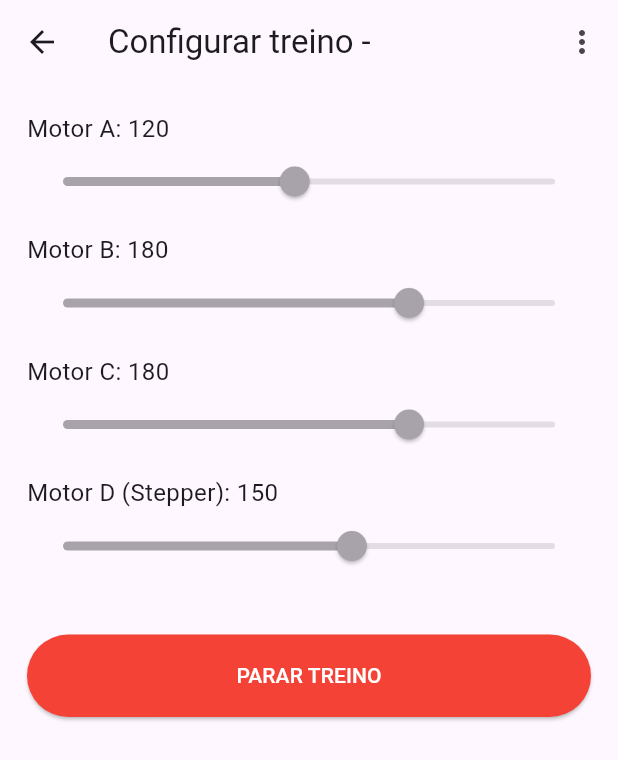
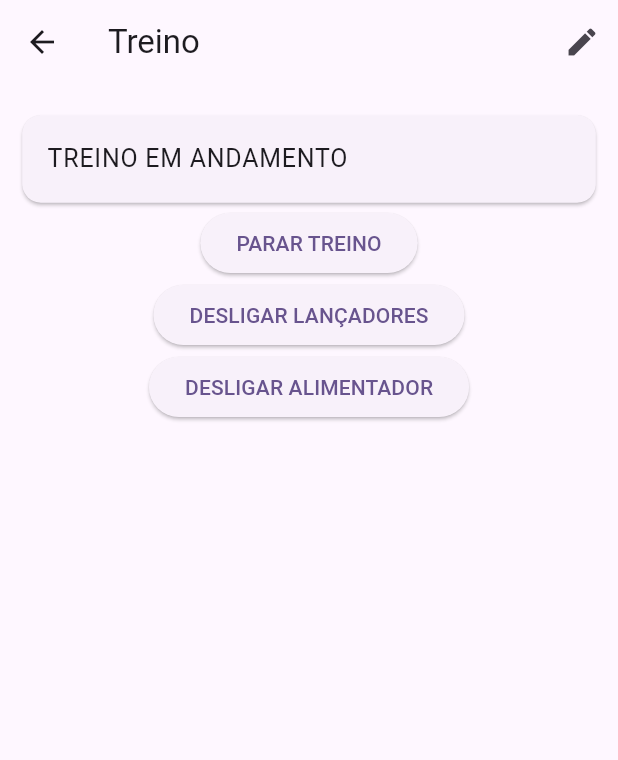
Before and after one commit to alfaGefersona/oi25cp, a Flutter app: the TrainingControlPage screen opened directly with empty values, after a tap on "INICIAR TREINO", on a phone screen of 412 x 824 dp. Shown: the top 760 px of the screen. Run offline on Flutter 3.47's test engine with Material 3 defaults, Android fonts, the phone set to English and light mode, and no system bars; our stand-ins replace permission_handler, shared_preferences; missing offline and left inert: wifi_iot; accounts and stored records are empty.

Commit message:
feat: melhora edicao de treino feat: adiciona logica para determinar uma bolinha a cada X segundos

```diff
--- a/lib/features/connection/service/esp_socket_service.dart
+++ b/lib/features/connection/service/esp_socket_service.dart
@@ -7,63 +7,48 @@ class EspSocketService {
   EspSocketService._internal();
 
   Socket? _socket;
-  bool get isConnected => _socket != null;
 
   Future<void> connect() async {
-    if (_socket != null) {
-      try {
-        _socket!.destroy();
-      } catch (_) {}
-      _socket = null;
-    }
-
+    _socket?.destroy();
     _socket = await Socket.connect("192.168.4.1", 8080);
-    _socket!.listen(
-          (data) {
-        final msg = utf8.decode(data);
-        print('[ESP] $msg');
-      },
-      onDone: () {
-        print('[ESP] conexão encerrada');
-        _socket = null;
-      },
-      onError: (e) {
-        print('[ESP] erro no socket: $e');
-        _socket = null;
-      },
-    );
   }
 
-  Future<void>  sendMotor(int motor, int speed) async{
-    if (_socket == null) {
-      print('[ESP] sendMotor chamado sem conexão');
-      return;
-    }
+  void _send(Map<String, dynamic> cmd) {
+    if (_socket == null) return;
+    _socket!.write('${jsonEncode(cmd)}\n');
+  }
 
-    final cmd = jsonEncode({
+  // Motores DC
+  void sendMotor(int motor, int speed) {
+    _send({
       "motor": motor,
-      "direction": "forward",
+      "direction": speed > 0 ? "forward" : "stop",
       "speed": speed,
     });
+  }
 
-    print('[ESP] >> $cmd');
-    _socket!.write('$cmd\n');
-    await _socket!.flush();
+  // Alimentador - bolinhas por segundo
+  void sendFeederBolinhas(int bolinhas) {
+    _send({
+      "motor": 4,
+      "direction": bolinhas > 0 ? "forward" : "stop",
+      "bolinhas": bolinhas,
+    });
+  }
+
+  // Alimentador - 1 bolinha a cada X ms
+  void sendFeederIntervalo(int intervaloMs) {
+    _send({
+      "motor": 4,
+      "direction": intervaloMs > 0 ? "forward" : "stop",
+      "intervalo_ms": intervaloMs,
+    });
   }
 
   void stopAll() {
-    if (_socket == null) {
-      print('[ESP] stopAll chamado sem conexão');
-      return;
-    }
-
-    final cmd = jsonEncode({
+    _send({
       "motor": 0,
       "direction": "stop_all",
-      "speed": 0,
     });
-
-    print('[ESP] >> $cmd');
-    _socket!.write('$cmd\n');
   }
 }
--- a/lib/features/training/data/training_storage.dart
+++ b/lib/features/training/data/training_storage.dart
@@ -5,22 +5,37 @@ class TrainingStorage {
 
   TrainingStorage(this.trainingKey);
 
-  Future<Map<String, double>> load() async {
+  /* ============================
+     LOAD
+     ============================ */
+  Future<Map<String, dynamic>> load() async {
     final prefs = await SharedPreferences.getInstance();
 
     return {
+      // Motores
       'motor1': prefs.getDouble('${trainingKey}_m1') ?? 120,
       'motor2': prefs.getDouble('${trainingKey}_m2') ?? 180,
       'motor3': prefs.getDouble('${trainingKey}_m3') ?? 180,
-      'motor4': prefs.getDouble('${trainingKey}_m4') ?? 150,
+      'motor4': prefs.getDouble('${trainingKey}_m4') ?? 1,
+
+      // Feeder
+      'feederMode':
+      prefs.getInt('${trainingKey}_feeder_mode') ?? 0, // enum index
+      'feederIntervalSeconds':
+      prefs.getDouble('${trainingKey}_feeder_interval') ?? 1,
     };
   }
 
+  /* ============================
+     SAVE
+     ============================ */
   Future<void> save({
     required double motor1,
     required double motor2,
     required double motor3,
     required double motor4,
+    required int feederModeIndex,
+    required double feederIntervalSeconds,
   }) async {
     final prefs = await SharedPreferences.getInstance();
 
@@ -28,5 +43,15 @@ class TrainingStorage {
     await prefs.setDouble('${trainingKey}_m2', motor2);
     await prefs.setDouble('${trainingKey}_m3', motor3);
     await prefs.setDouble('${trainingKey}_m4', motor4);
+
+    await prefs.setInt(
+      '${trainingKey}_feeder_mode',
+      feederModeIndex,
+    );
+
+    await prefs.setDouble(
+      '${trainingKey}_feeder_interval',
+      feederIntervalSeconds,
+    );
   }
 }
--- a/lib/features/training/presentation/training_control_page.dart
+++ b/lib/features/training/presentation/training_control_page.dart
@@ -1,6 +1,11 @@
 import 'package:flutter/material.dart';
 import 'package:oi25cp/features/connection/service/esp_socket_service.dart';
 import 'package:oi25cp/features/training/data/training_storage.dart';
+
+enum FeederMode {
+  bolinhasPorSegundo,
+  umaBolinhaPorIntervalo,
+}
 
 class TrainingControlPage extends StatefulWidget {
   final String trainingKey;
@@ -11,44 +16,63 @@ class TrainingControlPage extends StatefulWidget {
   State<TrainingControlPage> createState() => _TrainingControlPageState();
 }
 
-class _TrainingControlPageState extends State<TrainingControlPage> {
+class _TrainingControlPageState extends State<TrainingControlPage>
+    with SingleTickerProviderStateMixin {
   double motor1 = 0;
   double motor2 = 0;
   double motor3 = 0;
-  double motor4 = 0;
+  double motor4 = 1;
 
+  double feederIntervalSeconds = 1;
+  FeederMode feederMode = FeederMode.bolinhasPorSegundo;
+
+  bool editing = false;
   bool trainingStarted = false;
-  bool editing = false;
+  bool launchersOn = false;
+  bool feederOn = false;
 
-  final esp = EspSocketService();
+  late AnimationController pulse;
 
+  final EspSocketService esp = EspSocketService();
   late TrainingStorage storage;
 
   @override
   void initState() {
     super.initState();
     storage = TrainingStorage(widget.trainingKey);
+
+    pulse = AnimationController(
+      vsync: this,
+      duration: const Duration(milliseconds: 900),
+    );
+
     _connect();
     _load();
   }
 
+  @override
+  void dispose() {
+    pulse.dispose();
+    super.dispose();
+  }
+
   Future<void> _connect() async {
-    try {
     await esp.connect();
-      print("Conectado ao ESP");
-    } catch (e) {
-      print("Erro: $e");
-    }
   }
 
   Future<void> _load() async {
     final data = await storage.load();
 
     setState(() {
-      motor1 = data['motor1']!;
-      motor2 = data['motor2']!;
-      motor3 = data['motor3']!;
-      motor4 = data['motor4']!;
+      motor1 = (data['motor1'] as double);
+      motor2 = (data['motor2'] as double);
+      motor3 = (data['motor3'] as double);
+      motor4 = (data['motor4'] as double).clamp(0, 8);
+      feederMode = FeederMode.values[
+      data['feederMode'] as int
+      ];
+      feederIntervalSeconds =
+      (data['feederIntervalSeconds'] as double);
     });
   }
 
@@ -58,46 +82,87 @@ class _TrainingControlPageState extends State<TrainingControlPage> {
       motor2: motor2,
       motor3: motor3,
       motor4: motor4,
-    );
-
-    ScaffoldMessenger.of(context).showSnackBar(
-      const SnackBar(content: Text('Treino salvo com sucesso!')),
+      feederModeIndex: feederMode.index,
+      feederIntervalSeconds: feederIntervalSeconds,
     );
   }
 
+
   Future<void> _startTraining() async {
     setState(() => trainingStarted = true);
+    pulse.repeat(reverse: true);
 
-    await esp.sendMotor(1, motor1.toInt());
-    await Future.delayed(const Duration(milliseconds: 1000));
+    esp.sendMotor(1, motor1.toInt());
+    esp.sendMotor(2, motor2.toInt());
 
-    await esp.sendMotor(2, motor2.toInt());
-    await Future.delayed(const Duration(milliseconds: 1000));
+    esp.sendMotor(3, motor3.toInt());
 
-    await esp.sendMotor(3, motor3.toInt());
-    await Future.delayed(const Duration(milliseconds: 1000));
+    _startFeeder();
 
-    await esp.sendMotor(4, motor4.toInt());
+    setState(() {
+      launchersOn = true;
+      feederOn = true;
+    });
   }
 
   Future<void> _stopTraining() async {
     esp.stopAll();
-    setState(() => trainingStarted = false);
+    pulse.stop();
+
+    setState(() {
+      trainingStarted = false;
+      launchersOn = false;
+      feederOn = false;
+    });
   }
 
-  Widget _buildMotorSlider(String label, double value, ValueChanged<double> onChange) {
+  Future<void> _startFeeder() async {
+    if (feederMode == FeederMode.bolinhasPorSegundo) {
+     esp.sendFeederBolinhas(motor4.toInt());
+    } else {
+      esp.sendFeederIntervalo(
+        (feederIntervalSeconds * 1000).toInt(),
+      );
+    }
+  }
+
+  Future<void> _toggleLaunchers() async {
+    if (launchersOn) {
+      esp.sendMotor(1, 0);
+      esp.sendMotor(2, 0);
+      esp.sendMotor(3, 0);
+    } else {
+      esp.sendMotor(1, motor1.toInt());
+      esp.sendMotor(2, motor2.toInt());
+      esp.sendMotor(3, motor3.toInt());
+    }
+
+    setState(() => launchersOn = !launchersOn);
+  }
+
+
+  Future<void> _toggleFeeder() async {
+    if (feederOn) {
+      esp.sendMotor(4, 0);
+    } else {
+      await _startFeeder();
+    }
+
+    setState(() => feederOn = !feederOn);
+  }
+
+  Widget slider(String label, double value, double max, ValueChanged<double> onChanged) {
     return Column(
       crossAxisAlignment: CrossAxisAlignment.start,
       children: [
-        Text("$label: ${value.toInt()}", style: const TextStyle(fontSize: 16)),
+        Text("$label: ${value.toInt()}"),
         Slider(
           value: value,
           min: 0,
-          max: 255,
-          divisions: 255,
-          onChanged: editing ? onChange : null,
+          max: max,
+          divisions: max.toInt(),
+          onChanged: onChanged,
         ),
-        const SizedBox(height: 10),
       ],
     );
   }
@@ -106,53 +171,47 @@ class _TrainingControlPageState extends State<TrainingControlPage> {
   Widget build(BuildContext context) {
     return Scaffold(
       appBar: AppBar(
-        title: Text("Configurar treino - ${widget.trainingKey}"),
+        title: Text("Treino ${widget.trainingKey}"),
         actions: [
-          PopupMenuButton<String>(
-            onSelected: (value) {
-              if (value == "editar") {
-                setState(() => editing = true);
-              }
-            },
-            itemBuilder: (context) => [
-              const PopupMenuItem(
-                value: "editar",
-                child: Text("Habilitar edição"),
+          IconButton(
+            icon: const Icon(Icons.edit),
+            onPressed: () => setState(() => editing = true),
           ),
         ],
       ),
+      body: Padding(
+        padding: const EdgeInsets.all(18),
+        child: editing
+            ? Column(
+          children: [
+            slider("Motor A", motor1, 255, (v) => setState(() => motor1 = v)),
+            slider("Motor B", motor2, 255, (v) => setState(() => motor2 = v)),
+            slider("Motor C", motor3, 255, (v) => setState(() => motor3 = v)),
+            ToggleButtons(
+              isSelected: [
+                feederMode == FeederMode.bolinhasPorSegundo,
+                feederMode == FeederMode.umaBolinhaPorIntervalo,
+              ],
+              onPressed: (i) {
+                setState(() {
+                  feederMode = FeederMode.values[i];
+                });
+              },
+              children: const [
+                Padding(
+                  padding: EdgeInsets.all(8),
+                  child: Text("Bolinhas/s"),
+                ),
+                Padding(
+                  padding: EdgeInsets.all(8),
+                  child: Text("1 bolinha / X s"),
+                ),
               ],
             ),
-
-      body: Padding(
-        padding: const EdgeInsets.all(18),
-        child: Column(
-          crossAxisAlignment: CrossAxisAlignment.start,
-          children: [
-            _buildMotorSlider("Motor A", motor1, (v) => setState(() => motor1 = v)),
-            _buildMotorSlider("Motor B", motor2, (v) => setState(() => motor2 = v)),
-            _buildMotorSlider("Motor C", motor3, (v) => setState(() => motor3 = v)),
-            _buildMotorSlider("Motor D (Stepper)", motor4, (v) => setState(() => motor4 = v)),
-
-            const SizedBox(height: 25),
-
-            if (!editing) ...[
-              if (!trainingStarted)
-                ElevatedButton(
-                  onPressed: _startTraining,
-                  style: ElevatedButton.styleFrom(minimumSize: const Size(double.infinity, 55)),
-                  child: const Text("INICIAR TREINO"),
-                )
-              else
-                ElevatedButton(
-                  onPressed: _stopTraining,
-                  style: ElevatedButton.styleFrom(
-                    minimumSize: const Size(double.infinity, 55),
-                    backgroundColor: Colors.red,
-                  ),
-                  child: const Text("PARAR TREINO", style: TextStyle(color: Colors.white)),
-                ),
-            ] else ...[
+            feederMode == FeederMode.bolinhasPorSegundo
+                ? slider("Alimentador", motor4, 8, (v) => setState(() => motor4 = v))
+                : slider("Intervalo (s)", feederIntervalSeconds, 10,
+                    (v) => setState(() => feederIntervalSeconds = v)),
             Row(
               children: [
                 Expanded(
@@ -161,30 +220,49 @@ class _TrainingControlPageState extends State<TrainingControlPage> {
                       await _save();
                       setState(() => editing = false);
                     },
-                      style: ElevatedButton.styleFrom(
-                        backgroundColor: Colors.green,
-                        minimumSize: const Size(double.infinity, 55),
-                      ),
-                      child: const Text("SALVAR", style: TextStyle(color: Colors.white)),
+                    child: const Text("SALVAR"),
                   ),
                 ),
                 const SizedBox(width: 12),
                 Expanded(
                   child: ElevatedButton(
                     onPressed: () {
+                      _load();
                       setState(() => editing = false);
-                        _load(); // restaura valores do storage
                     },
-                      style: ElevatedButton.styleFrom(
-                        backgroundColor: Colors.grey,
-                        minimumSize: const Size(double.infinity, 55),
-                      ),
-                      child: const Text("CANCELAR", style: TextStyle(color: Colors.white)),
+                    child: const Text("CANCELAR"),
                   ),
                 ),
               ],
             ),
           ],
+        )
+            : Column(
+          children: [
+            ScaleTransition(
+              scale: trainingStarted
+                  ? Tween(begin: 1.0, end: 1.05).animate(pulse)
+                  : const AlwaysStoppedAnimation(1),
+              child: Card(
+                child: ListTile(
+                  title: Text(
+                    trainingStarted ? "TREINO EM ANDAMENTO" : "TREINO PARADO",
+                  ),
+                ),
+              ),
+            ),
+            ElevatedButton(
+              onPressed: trainingStarted ? _stopTraining : _startTraining,
+              child: Text(trainingStarted ? "PARAR TREINO" : "INICIAR TREINO"),
+            ),
+            ElevatedButton(
+              onPressed: _toggleLaunchers,
+              child: Text(launchersOn ? "DESLIGAR LANÇADORES" : "LIGAR LANÇADORES"),
+            ),
+            ElevatedButton(
+              onPressed: _toggleFeeder,
+              child: Text(feederOn ? "DESLIGAR ALIMENTADOR" : "LIGAR ALIMENTADOR"),
+            ),
           ],
         ),
       ),
```
Also changed, not shown: 2 other files. Lines whose indentation alone changed are shown as unchanged.
